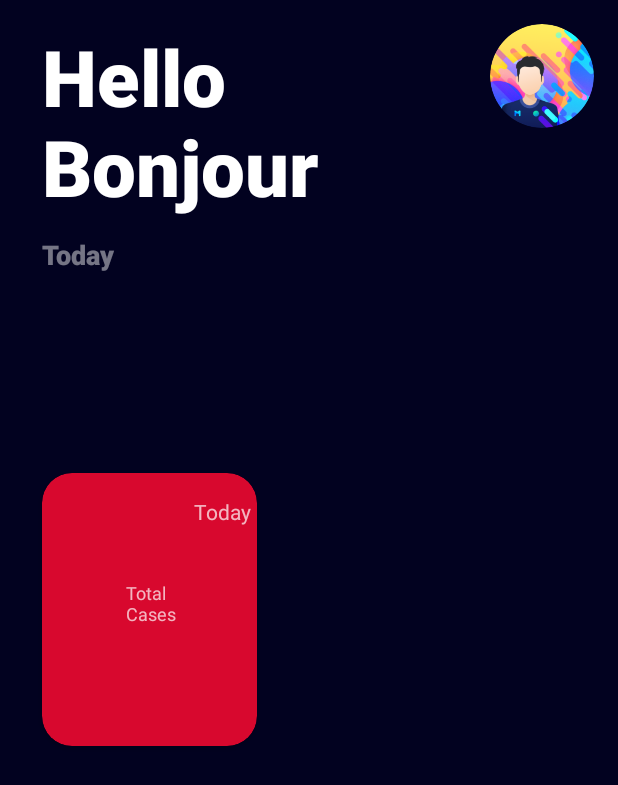
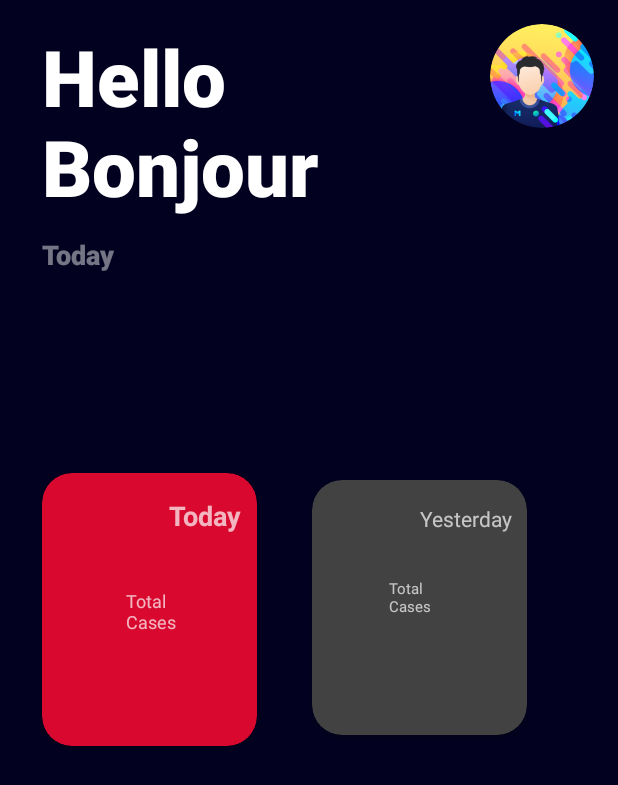
Before and after one commit to davethedevofficial/CaribbeanCovid19Meter, an Android app: the layout activity_island_detail.xml on its own in the app's theme, with its tools: preview values and no code run, on a phone screen of 412 x 824 dp. Shown: the top 785 px of the screen. Run offline under Robolectric (Android 15) with nearby library versions, the phone set to English and light mode, and no system bars; network calls fail; Roboto replaces fonts that are not available here.

Commit message:
Yesterday total cases

```diff
--- a/app/src/main/java/io/rbr/caribbeancovid_19meter/IslandDetailActivity.java
+++ b/app/src/main/java/io/rbr/caribbeancovid_19meter/IslandDetailActivity.java
@@ -20,6 +20,7 @@ public class IslandDetailActivity extends AppCompatActivity {
     private TextView totalCount;
     private TextView todayCount;
     private TextView totalDeaths;
+    private TextView yesterdayTotalCount;
 
     private ImageView upTrend;
     private ImageView noTrend;
@@ -33,6 +34,8 @@ public class IslandDetailActivity extends AppCompatActivity {
         setContentView(R.layout.activity_island_detail);
 
           int myNum = 0;
+          int yesterday = 0;
+          int yesterdayTC = 0;
         //Get Reference to Views
         nameLabel = (TextView) findViewById(R.id.nameLabel);
         profileImageView = (ImageView) findViewById(R.id.profileImageView);
@@ -41,6 +44,7 @@ public class IslandDetailActivity extends AppCompatActivity {
         totalCount = (TextView) findViewById(R.id.totalNo);
         todayCount= (TextView) findViewById(R.id.todayNewCases);
         totalDeaths= (TextView) findViewById(R.id.totalDeaths) ;
+        yesterdayTotalCount = (TextView) findViewById(R.id.yesterdayCount);
         upTrend= (ImageView) findViewById(R.id.upTrendImage) ;
         noTrend= (ImageView) findViewById(R.id.noTrendImage) ;
 
@@ -70,12 +74,21 @@ public class IslandDetailActivity extends AppCompatActivity {
         country.setText(s);
 
         try {
+             yesterday = Integer.parseInt(c);
              myNum = Integer.parseInt(t);
             noTrend.setVisibility(myNum == 0 ? View.VISIBLE : View.GONE);
             upTrend.setVisibility(myNum > 0 ? View.VISIBLE : View.GONE);
+
+            //to calculate yesterday cases
+            yesterdayTC = yesterday-myNum;
+
+
         }catch(NumberFormatException e){}
 
 
+        // putting in the textview
+        String yesterdayString = Integer.toString(yesterdayTC);
+        yesterdayTotalCount.setText(yesterdayString);
 
     }
 
--- a/app/src/main/res/layout/activity_island_detail.xml
+++ b/app/src/main/res/layout/activity_island_detail.xml
@@ -81,6 +81,7 @@
 
     <androidx.cardview.widget.CardView
 
+        android:id="@+id/cardView"
         android:layout_width="143dp"
         android:layout_height="182dp"
         android:layout_marginStart="28dp"
@@ -101,9 +102,11 @@
                 android:layout_width="wrap_content"
                 android:layout_height="wrap_content"
                 android:layout_marginTop="16dp"
-                android:layout_marginEnd="4dp"
-                android:layout_marginRight="4dp"
+                android:layout_marginEnd="10dp"
+                android:layout_marginRight="10dp"
                 android:text="@string/today_default"
+                android:textSize="18sp"
+                android:textStyle="bold"
                 app:layout_constraintEnd_toEndOf="parent"
                 app:layout_constraintTop_toTopOf="parent" />
 
@@ -190,4 +193,60 @@
 
     </androidx.cardview.widget.CardView>
 
+    <androidx.cardview.widget.CardView
+        android:layout_width="143dp"
+        android:layout_height="170dp"
+        android:layout_marginStart="20dp"
+        android:layout_marginLeft="20dp"
+        android:layout_marginTop="40dp"
+        android:layout_marginEnd="44dp"
+        android:layout_marginRight="44dp"
+        app:cardCornerRadius="20sp"
+        app:layout_constraintEnd_toEndOf="parent"
+        app:layout_constraintStart_toEndOf="@+id/cardView"
+        app:layout_constraintTop_toBottomOf="@+id/chooseIslandLabel3">
+
+        <androidx.constraintlayout.widget.ConstraintLayout
+            android:layout_width="match_parent"
+            android:layout_height="match_parent">
+
+            <TextView
+                android:id="@+id/yesterdayLabel"
+                android:layout_width="wrap_content"
+                android:layout_height="wrap_content"
+                android:layout_marginTop="16dp"
+                android:layout_marginEnd="10dp"
+                android:layout_marginRight="10dp"
+                android:text="Yesterday"
+                app:layout_constraintEnd_toEndOf="parent"
+                app:layout_constraintTop_toTopOf="parent" />
+
+            <TextView
+                android:id="@+id/yesterdayCasesLabel"
+                android:layout_width="32dp"
+                android:layout_height="29dp"
+                android:layout_marginTop="30dp"
+                android:layout_marginEnd="16dp"
+                android:layout_marginRight="16dp"
+                android:text="@string/total_cases_label"
+                android:textSize="10sp"
+                app:layout_constraintEnd_toEndOf="parent"
+                app:layout_constraintStart_toEndOf="@+id/yesterdayCount"
+                app:layout_constraintTop_toBottomOf="@+id/yesterdayLabel" />
+
+            <TextView
+                android:id="@+id/yesterdayCount"
+                android:layout_width="wrap_content"
+                android:layout_height="wrap_content"
+                android:layout_marginStart="7dp"
+                android:layout_marginLeft="7dp"
+                android:layout_marginTop="50dp"
+                android:layout_marginBottom="67dp"
+                android:textSize="37sp"
+                app:layout_constraintBottom_toBottomOf="parent"
+                app:layout_constraintStart_toStartOf="parent"
+                app:layout_constraintTop_toTopOf="parent" />
+        </androidx.constraintlayout.widget.ConstraintLayout>
+    </androidx.cardview.widget.CardView>
+
 </androidx.constraintlayout.widget.ConstraintLayout>
```
